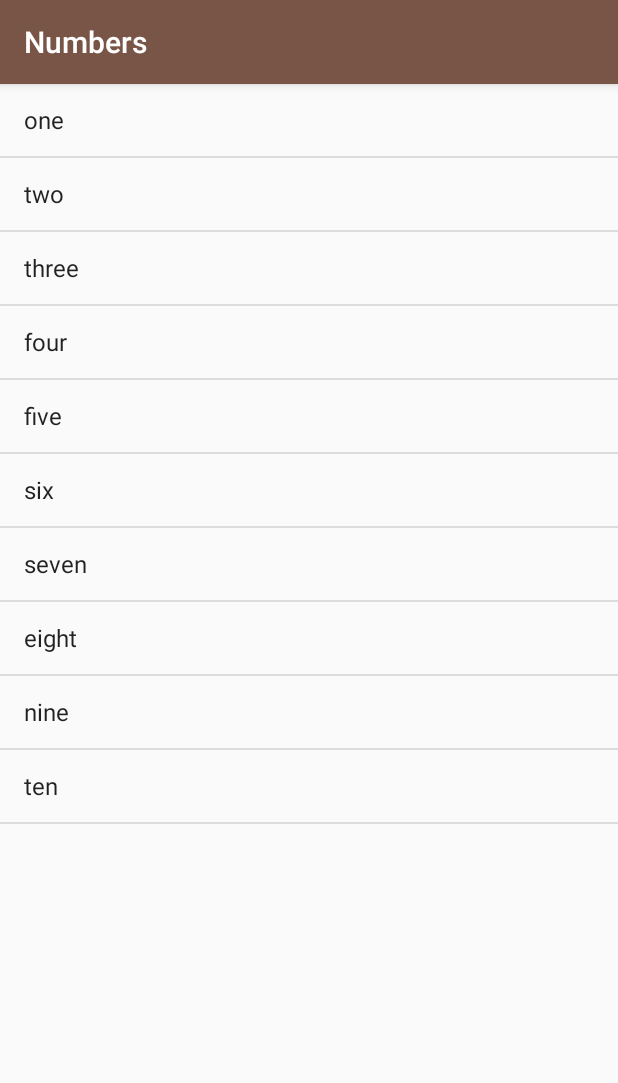
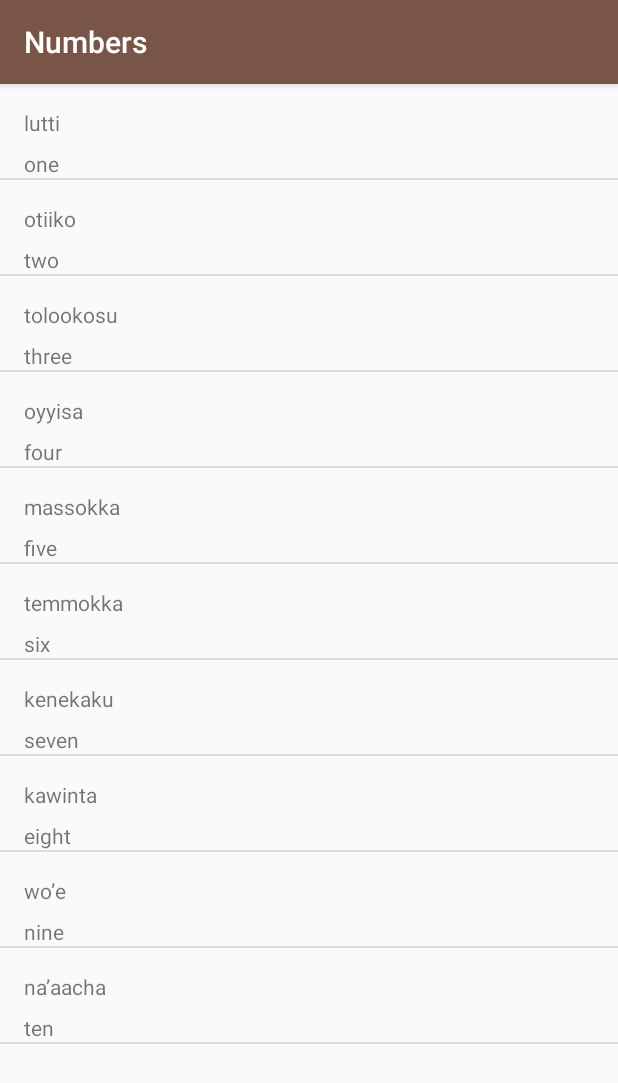
Before and after one commit to MadhuriChelluboina/Miwok, an Android app: the NumbersActivity screen opened directly, with no data from a screen before it, on a phone screen of 412 x 824 dp. Shown: the top 1083 px of the screen. Run offline under Robolectric (Android 15) with nearby library versions, the phone set to English and light mode, and no system bars.

Commit message:
added custom adapter and updated list view for all activities

```diff
--- /dev/null
+++ b/app/src/main/java/com/example/miwok/CustomAdapter.java
@@ -0,0 +1,40 @@
+package com.example.miwok;
+
+import android.content.Context;
+import android.view.LayoutInflater;
+import android.view.View;
+import android.view.ViewGroup;
+import android.widget.ArrayAdapter;
+import android.widget.TextView;
+
+import java.util.ArrayList;
+
+public class CustomAdapter extends ArrayAdapter<CustomWords> {
+    public CustomAdapter(Context context, ArrayList<CustomWords> customWords) {
+        super(context, 0, customWords);
+    }
+
+
+    @Override
+    public View getView(int position,  View convertView, ViewGroup parent) {
+
+            //for understanding we are renaming convertview as listitemview
+            View listItemView = convertView;
+            if (listItemView == null) {
+                //last @param is false because we don't want to attach this textview's
+                // layout to parent right now after setting text to textviews will manually attach it
+                listItemView = LayoutInflater.from(getContext()).inflate(R.layout.list_itemview, parent, false);
+            }
+            //getting current object from the listview asking / requesting view for that position
+            CustomWords mCurrent_CustomWords = getItem(position);
+
+            TextView mForeignTextView = listItemView.findViewById(R.id.foreign_textView);
+            mForeignTextView.setText(mCurrent_CustomWords.getmForeignWord());
+
+            TextView mNativeTextView = listItemView.findViewById(R.id.native_textView);
+            mNativeTextView.setText(mCurrent_CustomWords.getmDefaultWord());
+
+            //listview will take this return value and add this to itself as its child view
+            return listItemView;
+        }
+    }
--- /dev/null
+++ b/app/src/main/java/com/example/miwok/CustomWords.java
@@ -0,0 +1,28 @@
+package com.example.miwok;
+
+public class CustomWords {
+
+    private String mForeignWord;
+    private String mDefaultWord;
+
+    public CustomWords(String mForeignWord, String mDefaultWord) {
+        this.mForeignWord = mForeignWord;
+        this.mDefaultWord = mDefaultWord;
+    }
+
+    public String getmForeignWord() {
+        return mForeignWord;
+    }
+
+    public void setmForeignWord(String mForeignWord) {
+        this.mForeignWord = mForeignWord;
+    }
+
+    public String getmDefaultWord() {
+        return mDefaultWord;
+    }
+
+    public void setmDefaultWord(String mDefaultWord) {
+        this.mDefaultWord = mDefaultWord;
+    }
+}
--- a/app/src/main/java/com/example/miwok/NumbersActivity.java
+++ b/app/src/main/java/com/example/miwok/NumbersActivity.java
@@ -2,11 +2,7 @@ package com.example.miwok;
 
 import android.support.v7.app.AppCompatActivity;
 import android.os.Bundle;
-import android.widget.ArrayAdapter;
-import android.widget.GridView;
-import android.widget.LinearLayout;
 import android.widget.ListView;
-import android.widget.TextView;
 
 import java.util.ArrayList;
 
@@ -15,20 +11,20 @@ public class NumbersActivity extends AppCompatActivity {
     @Override
     protected void onCreate(Bundle savedInstanceState) {
         super.onCreate(savedInstanceState);
-        setContentView(R.layout.activity_numbers);
+        setContentView(R.layout.list);
 //        LinearLayout mNumbers_rootView  = findViewById(R.id.numbers_rootView);
 
-        ArrayList<String> mNumbersList = new ArrayList<>();
-        mNumbersList.add("one");
-        mNumbersList.add("two");
-        mNumbersList.add("three");
-        mNumbersList.add("four");
-        mNumbersList.add("five");
-        mNumbersList.add("six");
-        mNumbersList.add("seven");
-        mNumbersList.add("eight");
-        mNumbersList.add("nine");
-        mNumbersList.add("ten");
+        ArrayList<CustomWords> mNumbersList = new ArrayList<>();
+        mNumbersList.add(new CustomWords("lutti","one"));
+        mNumbersList.add(new CustomWords("otiiko","two"));
+        mNumbersList.add(new CustomWords("tolookosu","three"));
+        mNumbersList.add(new CustomWords("oyyisa","four"));
+        mNumbersList.add(new CustomWords("massokka","five"));
+        mNumbersList.add(new CustomWords("temmokka","six"));
+        mNumbersList.add(new CustomWords("kenekaku","seven"));
+        mNumbersList.add(new CustomWords("kawinta","eight"));
+        mNumbersList.add(new CustomWords("wo’e","nine"));
+        mNumbersList.add(new CustomWords("na’aacha","ten"));
 
 
 //        for(int index=0;index<mNumbersList.size();index++)
@@ -38,9 +34,9 @@ public class NumbersActivity extends AppCompatActivity {
 //            mNumbers_rootView.addView(mNumbers_textView);
 //        }
 
-        ArrayAdapter<String> numbersAdapter = new ArrayAdapter<>(this,android.R.layout.simple_list_item_1,mNumbersList);
-        ListView mNumbers_ListView = findViewById(R.id.numbers_rootView);
-        mNumbers_ListView.setAdapter(numbersAdapter);
+        CustomAdapter customAdapter = new CustomAdapter(this,mNumbersList);
+        ListView mNumbers_ListView = findViewById(R.id.root_listView);
+        mNumbers_ListView.setAdapter(customAdapter);
 
     }
 }
--- a/app/src/main/res/layout/activity_numbers.xml
+++ b/app/src/main/res/layout/list.xml
@@ -4,7 +4,7 @@
     xmlns:tools="http://schemas.android.com/tools"
     android:layout_width="match_parent"
     android:layout_height="match_parent"
-    android:id="@+id/numbers_rootView"
+    android:id="@+id/root_listView"
     tools:context=".NumbersActivity">
 
 
--- /dev/null
+++ b/app/src/main/res/layout/list_itemview.xml
@@ -0,0 +1,29 @@
+<?xml version="1.0" encoding="utf-8"?>
+<android.support.constraint.ConstraintLayout
+    xmlns:android="http://schemas.android.com/apk/res/android"
+    xmlns:app="http://schemas.android.com/apk/res-auto"
+    xmlns:tools="http://schemas.android.com/tools"
+    android:layout_width="match_parent"
+    android:layout_height="match_parent">
+
+
+    <TextView
+        android:id="@+id/foreign_textView"
+        android:layout_width="0dp"
+        android:layout_height="wrap_content"
+        android:layout_marginStart="16dp"
+        android:layout_marginLeft="16dp"
+        android:layout_marginTop="16dp"
+        tools:text="foreign word"
+        app:layout_constraintStart_toStartOf="parent"
+        app:layout_constraintTop_toTopOf="parent" />
+
+    <TextView
+        android:id="@+id/native_textView"
+        android:layout_width="0dp"
+        android:layout_height="wrap_content"
+        android:layout_marginTop="8dp"
+        tools:text="native word"
+        app:layout_constraintStart_toStartOf="@+id/foreign_textView"
+        app:layout_constraintTop_toBottomOf="@+id/foreign_textView" />
+</android.support.constraint.ConstraintLayout>
```
Also changed, not shown: app/src/main/java/com/example/miwok/ColorsActivity.java (+25 -13 lines), app/src/main/java/com/example/miwok/FamilyActivity.java (+20 -1 lines), app/src/main/java/com/example/miwok/PhrasesActivity.java (+20 -1 lines).
